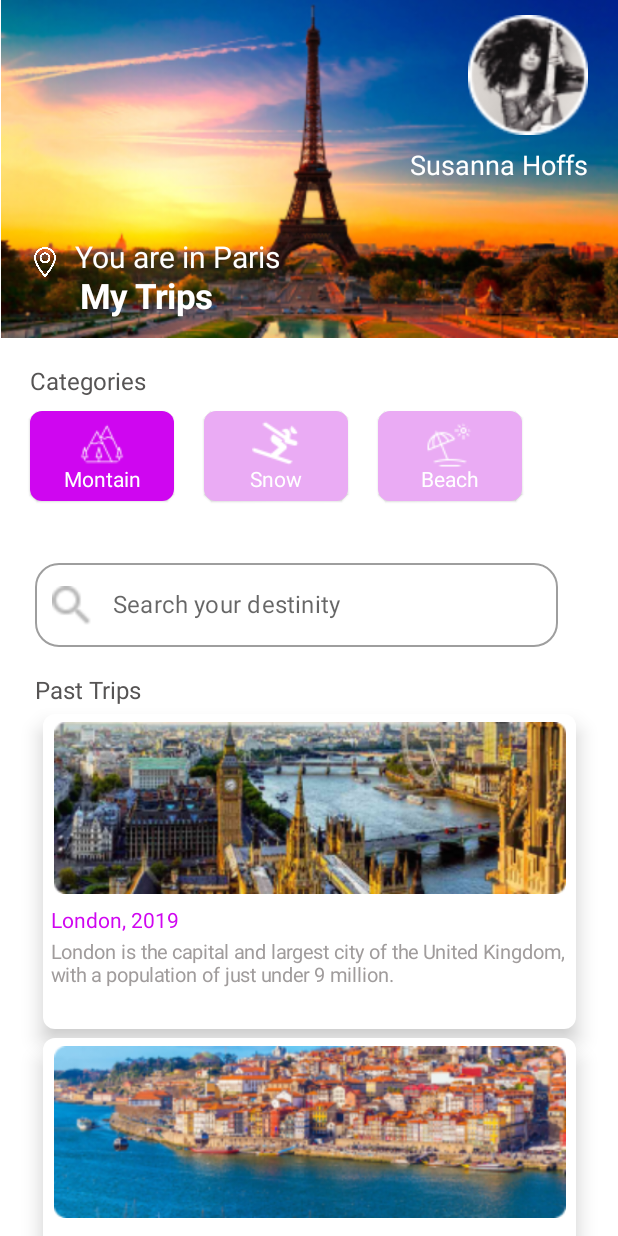
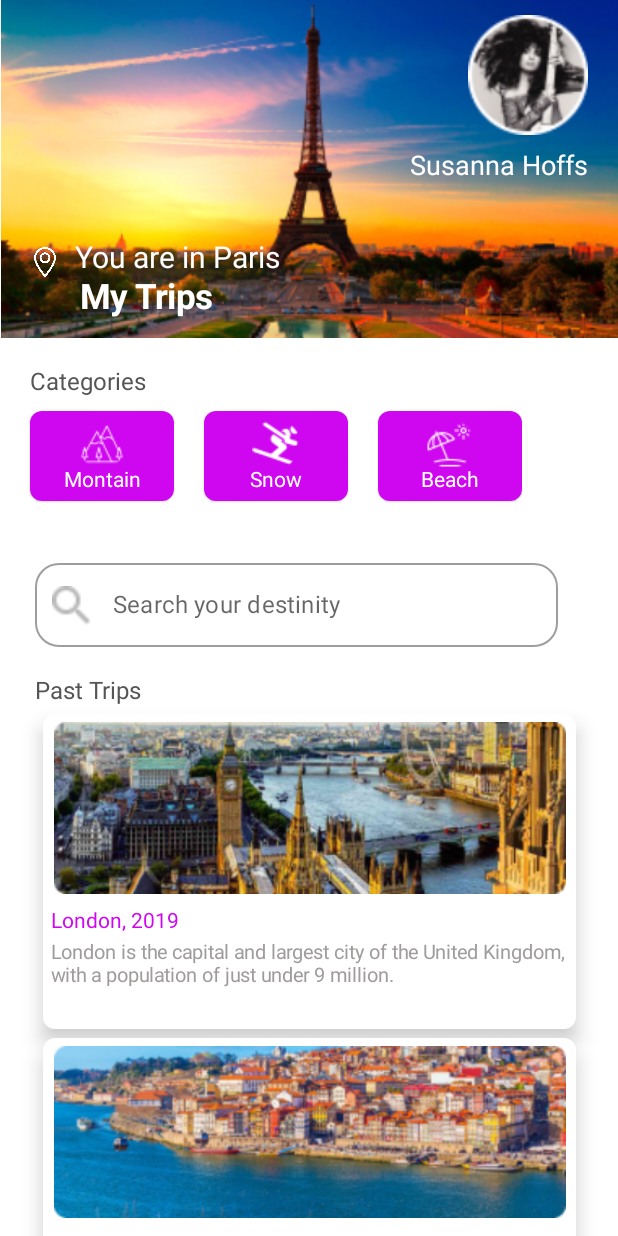
Before and after one commit to GustavoHenriqueProjects/ScreenLogin_Home, an Android app built with Jetpack Compose: the screen it shows after launch (SignInActivity), after a tap on "SIGN IN ->", on a phone screen of 412 x 824 dp. Run offline under Robolectric (Android 15) with nearby library versions, the phone set to English and light mode, and no system bars.

Commit message:
Finalizado primeira seção com card

```diff
--- a/app/src/main/java/com/example/interfacelogin/SignInActivity.kt
+++ b/app/src/main/java/com/example/interfacelogin/SignInActivity.kt
@@ -8,6 +8,7 @@ import androidx.activity.compose.setContent
 import androidx.compose.foundation.Image
 import androidx.compose.foundation.background
 import androidx.compose.foundation.layout.*
+import androidx.compose.foundation.lazy.LazyRow
 import androidx.compose.foundation.rememberScrollState
 import androidx.compose.foundation.shape.RoundedCornerShape
 import androidx.compose.foundation.text.KeyboardOptions
@@ -30,6 +31,8 @@ import androidx.compose.ui.text.input.PasswordVisualTransformation
 import androidx.compose.ui.tooling.preview.Preview
 import androidx.compose.ui.unit.dp
 import androidx.compose.ui.unit.sp
+import com.example.interfacelogin.dao.repository.ListCategories
+import com.example.interfacelogin.model.CardCategories
 import com.example.interfacelogin.ui.theme.InterfaceLoginTheme
 
 class SignInActivity : ComponentActivity() {
@@ -37,15 +40,14 @@ class SignInActivity : ComponentActivity() {
         super.onCreate(savedInstanceState)
         setContent {
             InterfaceLoginTheme {
-                InterfaceSignIn()
+                InterfaceSignIn(ListCategories.getListCategories())
             }
         }
     }
 }
 
-@Preview(showSystemUi = true)
 @Composable
-fun InterfaceSignIn() {
+fun InterfaceSignIn(cards: List<CardCategories>) {
     var search by rememberSaveable {
         mutableStateOf("")
     }
@@ -122,7 +124,10 @@ fun InterfaceSignIn() {
                         color = Color(86, 84, 84)
                     )
                 }
-                Row(modifier = Modifier.fillMaxWidth()) {
+                Column(modifier = Modifier.fillMaxWidth()) {
+                    LazyRow() {
+                        for (card in cards){
+                            item {
                                 Card(
                                     modifier = Modifier
                                         .size(116.dp, 70.dp)
@@ -146,85 +151,14 @@ fun InterfaceSignIn() {
                                         horizontalAlignment = Alignment.CenterHorizontally
                                     ) {
                                         Image(
-                                painter = painterResource(id = R.drawable.montain),
+                                            //(?:)Se nao ouver nenhuma imagem ele pega a imagem padrão
+                                            painter = card.image ?: painterResource(id = R.drawable.montain),
                                             contentDescription = "",
                                             modifier = Modifier.size(width = 32.dp, height = 32.dp)
                                         )
 
                                         Text(
-                                text = stringResource(id = R.string.mytrips_title_montain),
-                                fontSize = 14.sp,
-                                color = Color.White
-
-                            )
-                        }
-                    }
-                    Card(
-                        modifier = Modifier
-                            .size(116.dp, 70.dp)
-                            .padding(top = 10.dp, start = 20.dp),
-                        shape = RoundedCornerShape(
-                            topStart = 8.dp,
-                            topEnd = 8.dp,
-                            bottomStart = 8.dp,
-                            bottomEnd = 8.dp
-                        ),
-                        backgroundColor = Color(
-                            red = 234,
-                            green = 171,
-                            blue = 244
-                        )
-
-                    ) {
-                        Column(
-                            modifier = Modifier.fillMaxWidth(),
-                            verticalArrangement = Arrangement.Center,
-                            horizontalAlignment = Alignment.CenterHorizontally
-                        ) {
-                            Image(
-                                painter = painterResource(id = R.drawable.snow),
-                                contentDescription = "",
-                                modifier = Modifier.size(width = 32.dp, height = 32.dp)
-                            )
-
-                            Text(
-                                text = stringResource(id = R.string.mytrips_title_snow),
-                                fontSize = 14.sp,
-                                color = Color.White
-
-                            )
-                        }
-                    }
-                    Card(
-                        modifier = Modifier
-                            .size(116.dp, 70.dp)
-                            .padding(top = 10.dp, start = 20.dp),
-                        shape = RoundedCornerShape(
-                            topStart = 8.dp,
-                            topEnd = 8.dp,
-                            bottomStart = 8.dp,
-                            bottomEnd = 8.dp
-                        ),
-                        backgroundColor = Color(
-                            red = 234,
-                            green = 171,
-                            blue = 244
-                        )
-
-                    ) {
-                        Column(
-                            modifier = Modifier.fillMaxWidth(),
-                            verticalArrangement = Arrangement.Center,
-                            horizontalAlignment = Alignment.CenterHorizontally
-                        ) {
-                            Image(
-                                painter = painterResource(id = R.drawable.beach),
-                                contentDescription = "",
-                                modifier = Modifier.size(width = 32.dp, height = 32.dp)
-                            )
-
-                            Text(
-                                text = stringResource(id = R.string.mytrips_title_beach),
+                                            text = card.cardtitle,
                                             fontSize = 14.sp,
                                             color = Color.White
 
@@ -232,7 +166,9 @@ fun InterfaceSignIn() {
                                     }
                                 }
                             }
-
+                        }
+                    }
+                }
                 OutlinedTextField(
                     value = search,
                     onValueChange = {
@@ -298,16 +234,18 @@ fun InterfaceSignIn() {
                                     .height(120.dp)
                                     .padding(start = 5.dp, top = 5.dp, end = 5.dp)
                             )
-                            Text(text = stringResource(id = R.string.mytrips_post_trips_subtitle_London),
+                            Text(
+                                text = stringResource(id = R.string.mytrips_post_trips_subtitle_London),
                                 modifier = Modifier.padding(start = 5.dp, top = 10.dp),
                                 fontSize = 14.sp,
-                                color = Color(207,6,240)
+                                color = Color(207, 6, 240)
                             )
                             Spacer(modifier = Modifier.height(5.dp))
-                            Text(text = stringResource(id = R.string.mytrips_post_trips_text),
+                            Text(
+                                text = stringResource(id = R.string.mytrips_post_trips_text),
                                 modifier = Modifier.padding(start = 5.dp),
                                 fontSize = 13.sp,
-                            color = Color(160,156,156)
+                                color = Color(160, 156, 156)
                             )
 
                         }
@@ -332,16 +270,18 @@ fun InterfaceSignIn() {
                                     .height(120.dp)
                                     .padding(start = 5.dp, top = 5.dp, end = 5.dp)
                             )
-                            Text(text = stringResource(id = R.string.mytrips_post_trips_subtitle_Porto),
+                            Text(
+                                text = stringResource(id = R.string.mytrips_post_trips_subtitle_Porto),
                                 modifier = Modifier.padding(start = 5.dp, top = 10.dp),
                                 fontSize = 14.sp,
-                                color = Color(207,6,240)
+                                color = Color(207, 6, 240)
                             )
                             Spacer(modifier = Modifier.height(5.dp))
-                            Text(text = stringResource(id = R.string.mytrips_post_trips_text),
+                            Text(
+                                text = stringResource(id = R.string.mytrips_post_trips_text),
                                 modifier = Modifier.padding(start = 5.dp),
                                 fontSize = 13.sp,
-                                color = Color(160,156,156)
+                                color = Color(160, 156, 156)
                             )
                         }
                     }
--- /dev/null
+++ b/app/src/main/java/com/example/interfacelogin/dao/repository/ListCategories.kt
@@ -0,0 +1,32 @@
+package com.example.interfacelogin.dao.repository
+
+import androidx.compose.runtime.Composable
+import androidx.compose.ui.res.painterResource
+import com.example.interfacelogin.R
+import com.example.interfacelogin.model.CardCategories
+
+class ListCategories {
+    companion object {
+
+        @Composable
+        fun getListCategories(): List<CardCategories> {
+            return listOf<CardCategories>(
+                CardCategories(
+                    id = 0,
+                    cardtitle = "Montain",
+                    image = painterResource(id = R.drawable.montain)
+                ),
+                CardCategories(
+                    id = 1,
+                    cardtitle = "Snow",
+                    image = painterResource(id = R.drawable.snow)
+                ),
+                CardCategories(
+                    id = 2,
+                    cardtitle = "Beach",
+                    image = painterResource(id = R.drawable.beach)
+                )
+            )
+        }
+    }
+}
--- /dev/null
+++ b/app/src/main/java/com/example/interfacelogin/model/CardCategories.kt
@@ -0,0 +1,13 @@
+package com.example.interfacelogin.model
+
+import androidx.compose.ui.graphics.painter.Painter
+
+/**************************************************
+ * Data Class representa os dados de algo que existe
+ * na tablea do banco de dados.
+ ***************************************************/
+data class CardCategories(
+    var id: Int = 0,
+    var cardtitle: String = "",
+    var image: Painter? = null // ? -> Significa que esse atrituto pode ser null
+)
```
Lines whose indentation alone changed are shown as unchanged.
